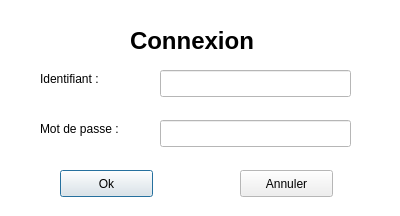
Above: ui/connectionBox.ui from KaneRoot/ihmsem6a before the change. Below: the same form after it.
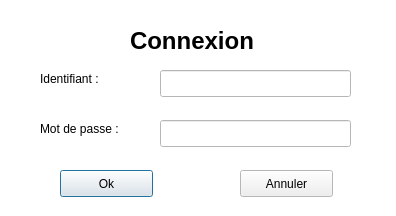
That is the form after the change.

Diff of the .ui file:
```diff
--- a/ui/connectionBox.ui
+++ b/ui/connectionBox.ui
@@ -6,7 +6,7 @@
    <rect>
     <x>0</x>
     <y>0</y>
-    <width>400</width>
+    <width>396</width>
     <height>216</height>
    </rect>
   </property>
```
